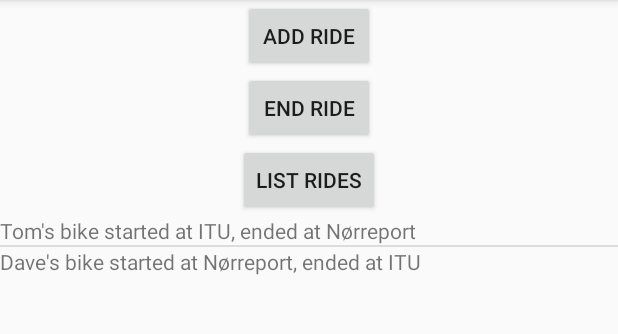
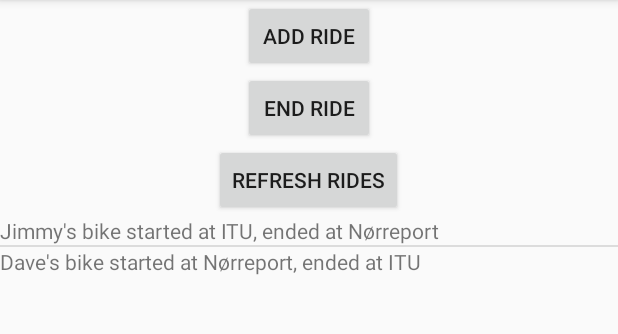
Before and after one commit to t92roberts/BikeShare, an Android app: the screen it shows after launch (BikeShareActivity), on a phone screen of 412 x 824 dp, the part 84-418 px from its top. Run offline under Robolectric (Android 15) with nearby library versions, the phone set to English and light mode, and no system bars.

```diff
--- a/app/src/main/java/com/bignerdranch/android/bikeshare/BikeShareActivity.java
+++ b/app/src/main/java/com/bignerdranch/android/bikeshare/BikeShareActivity.java
@@ -1,60 +1,25 @@
 package com.bignerdranch.android.bikeshare;
 
-import android.content.Intent;
 import android.os.Bundle;
+import android.support.v4.app.Fragment;
+import android.support.v4.app.FragmentManager;
 import android.support.v7.app.AppCompatActivity;
-import android.view.View;
-import android.widget.ArrayAdapter;
-import android.widget.Button;
-import android.widget.ListView;
 
 public class BikeShareActivity extends AppCompatActivity {
-    // GUI variables
-    private Button addRide, endRide, listRides;
-    private static RidesDB ridesDB;
-    private ArrayAdapter<Ride> listAdaper;
-    private ListView mainListView;
 
     @Override
     protected void onCreate(Bundle savedInstanceState) {
         super.onCreate(savedInstanceState);
         setContentView(R.layout.activity_bike_share);
 
-        ridesDB = RidesDB.get(this);
+        FragmentManager fm = getSupportFragmentManager();
+        Fragment fragment = fm.findFragmentById(R.id.fragment_container);
 
-        // Buttons
-        addRide = findViewById(R.id.navigate_add_button);
-        endRide = findViewById(R.id.navigate_end_button);
-        listRides = findViewById(R.id.list_rides_button);
-
-        // click event - navigate to add ride
-        addRide.setOnClickListener(new View.OnClickListener() {
-            @Override
-            public void onClick(View view) {
-                Intent intent = StartRideActivity.newIntent(BikeShareActivity.this);
-                startActivity(intent);
-            }
-        });
-
-        // click event - navigate to end ride
-        endRide.setOnClickListener(new View.OnClickListener() {
-            @Override
-            public void onClick(View view) {
-                Intent intent = EndRideActivity.newIntent(BikeShareActivity.this);
-                startActivity(intent);
-            }
-        });
-
-        // click event - list rides
-        listRides.setOnClickListener(new View.OnClickListener() {
-            @Override
-            public void onClick(View view) {
-                mainListView.setAdapter(listAdaper);
-            }
-        });
-
-        listAdaper = new ArrayAdapter<>(this, R.layout.list_item, ridesDB.getRidesDB());
-        mainListView = findViewById(R.id.mainListView);
-        mainListView.setAdapter(listAdaper);
+        if (fragment == null) {
+            fragment = new BikeShareFragment();
+            fm.beginTransaction()
+                    .add(R.id.fragment_container, fragment)
+                    .commit();
+        }
     }
 }
--- /dev/null
+++ b/app/src/main/java/com/bignerdranch/android/bikeshare/BikeShareFragment.java
@@ -0,0 +1,73 @@
+package com.bignerdranch.android.bikeshare;
+
+import android.content.Intent;
+import android.os.Bundle;
+import android.support.v4.app.Fragment;
+import android.view.LayoutInflater;
+import android.view.View;
+import android.view.ViewGroup;
+import android.widget.ArrayAdapter;
+import android.widget.Button;
+import android.widget.ListView;
+
+/**
+ * Created by Tom on 03/03/2018.
+ */
+
+public class BikeShareFragment extends Fragment {
+    // GUI variables
+    private Button addRide, endRide, listRides;
+    private static RidesDB ridesDB;
+    private ArrayAdapter<Ride> listAdapter;
+    private ListView mainListView;
+
+    @Override
+    public void onCreate(Bundle savedInstanceState) {
+        super.onCreate(savedInstanceState);
+        ridesDB = RidesDB.get(getContext());
+    }
+
+    @Override
+    public View onCreateView(LayoutInflater inflater, ViewGroup container, Bundle savedInstanceState) {
+        View v = inflater.inflate(R.layout.fragment_bikeshare, container, false);
+
+        // Buttons
+        addRide = v.findViewById(R.id.navigate_add_button);
+        endRide = v.findViewById(R.id.navigate_end_button);
+        listRides = v.findViewById(R.id.list_rides_button);
+
+        // click event - navigate to add ride
+        addRide.setOnClickListener(new View.OnClickListener() {
+            @Override
+            public void onClick(View view) {
+                Intent intent = StartRideActivity.newIntent(getContext());
+                startActivity(intent);
+            }
+        });
+
+        // click event - navigate to end ride
+        endRide.setOnClickListener(new View.OnClickListener() {
+            @Override
+            public void onClick(View view) {
+                Intent intent = EndRideActivity.newIntent(getContext());
+                startActivity(intent);
+            }
+        });
+
+        // click event - list rides
+        listRides.setOnClickListener(new View.OnClickListener() {
+            @Override
+            public void onClick(View view) {
+                mainListView.setAdapter(listAdapter);
+            }
+        });
+
+
+
+        listAdapter = new ArrayAdapter<>(getContext(), R.layout.list_item, ridesDB.getRidesDB());
+        mainListView = v.findViewById(R.id.mainListView);
+        mainListView.setAdapter(listAdapter);
+
+        return v;
+    }
+}
--- a/app/src/main/java/com/bignerdranch/android/bikeshare/RidesDB.java
+++ b/app/src/main/java/com/bignerdranch/android/bikeshare/RidesDB.java
@@ -48,7 +48,7 @@ public class RidesDB {
         mAllRides = new ArrayList<>();
 
         // Add some test rides
-        mAllRides.add(new Ride("Tom's bike", "ITU", "Nørreport"));
+        mAllRides.add(new Ride("Jimmy's bike", "ITU", "Nørreport"));
         mAllRides.add(new Ride("Dave's bike", "Nørreport", "ITU"));
     }
 }
--- a/app/src/main/res/layout/activity_bike_share.xml
+++ b/app/src/main/res/layout/activity_bike_share.xml
@@ -1,37 +1,6 @@
-<?xml version="1.0" encoding="utf-8"?>
-<LinearLayout xmlns:android="http://schemas.android.com/apk/res/android"
-android:layout_width="match_parent"
-android:layout_height="match_parent"
-android:orientation="vertical">
-
-    <!-- Button to add ride -->
-    <Button
-        android:id="@+id/navigate_add_button"
-        android:layout_width="wrap_content"
-        android:layout_height="wrap_content"
-        android:layout_gravity="center"
-        android:text="@string/add_ride" />
-
-    <!-- Button to end ride -->
-    <Button
-        android:id="@+id/navigate_end_button"
-        android:layout_width="wrap_content"
-        android:layout_height="wrap_content"
-        android:layout_gravity="center"
-        android:text="@string/end_ride" />
-
-    <!-- Button to list rides -->
-    <Button
-        android:id="@+id/list_rides_button"
-        android:layout_width="wrap_content"
-        android:layout_height="wrap_content"
-        android:layout_gravity="center"
-        android:text="@string/list_rides" />
-
-    <!-- List of all rides -->
-    <ListView
-        android:id="@+id/mainListView"
-        android:layout_width="match_parent"
-        android:layout_height="wrap_content"
-        android:textSize="12sp" />
-</LinearLayout>
+<FrameLayout
+    xmlns:android="http://schemas.android.com/apk/res/android"
+    android:id="@+id/fragment_container"
+    android:layout_width="match_parent"
+    android:layout_height="match_parent" >
+</FrameLayout>
--- /dev/null
+++ b/app/src/main/res/layout/fragment_bikeshare.xml
@@ -0,0 +1,37 @@
+<?xml version="1.0" encoding="utf-8"?>
+<LinearLayout xmlns:android="http://schemas.android.com/apk/res/android"
+    android:layout_width="match_parent"
+    android:layout_height="match_parent"
+    android:orientation="vertical">
+
+    <!-- Button to add ride -->
+    <Button
+        android:id="@+id/navigate_add_button"
+        android:layout_width="wrap_content"
+        android:layout_height="wrap_content"
+        android:layout_gravity="center"
+        android:text="@string/add_ride" />
+
+    <!-- Button to end ride -->
+    <Button
+        android:id="@+id/navigate_end_button"
+        android:layout_width="wrap_content"
+        android:layout_height="wrap_content"
+        android:layout_gravity="center"
+        android:text="@string/end_ride" />
+
+    <!-- Button to list rides -->
+    <Button
+        android:id="@+id/list_rides_button"
+        android:layout_width="wrap_content"
+        android:layout_height="wrap_content"
+        android:layout_gravity="center"
+        android:text="@string/refresh_rides" />
+
+    <!-- List of all rides -->
+    <ListView
+        android:id="@+id/mainListView"
+        android:layout_width="match_parent"
+        android:layout_height="wrap_content"
+        android:textSize="12sp" />
+</LinearLayout>
--- a/app/src/main/res/values/strings.xml
+++ b/app/src/main/res/values/strings.xml
@@ -6,6 +6,6 @@
     <string name="where">Where?</string>
     <string name="add_ride">Add ride</string>
     <string name="end_ride">End Ride</string>
-    <string name="list_rides">List Rides</string>
+    <string name="refresh_rides">Refresh Rides</string>
     <string name="bike_not_found">is not being ridden</string>
 </resources>
```
